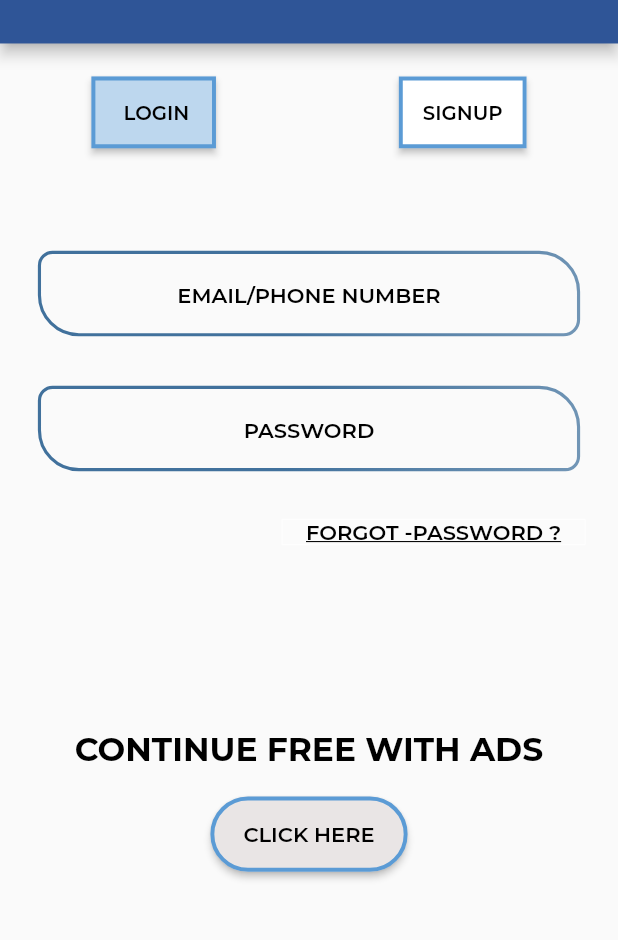
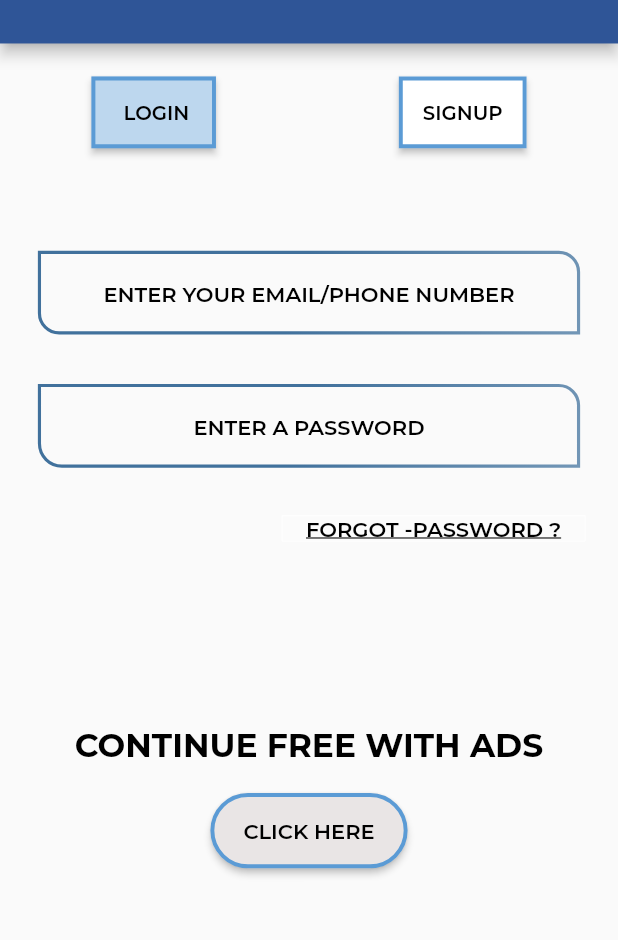
Before and after one commit to zolovio/lotto_grazer, a Flutter app: the screen it shows after launch, after a tap on "ENTER", on a phone screen of 412 x 824 dp, the part 64-1004 px from its top. Run offline on Flutter 3.47's test engine with Material 2 defaults, Android fonts, the phone set to English and light mode, and no system bars; our stand-ins replace cached_network_image, flutter_riverpod, flutter_screenutil, google_fonts, syncfusion_flutter_gauges; missing offline and left inert: flag, syncfusion_flutter_pdfviewer.

Commit message:
pages modified

```diff
--- a/lib/features/auth/ui/auth_ui.dart
+++ b/lib/features/auth/ui/auth_ui.dart
@@ -1,6 +1,8 @@
 import 'package:flutter/material.dart';
+import 'package:flutter_riverpod/flutter_riverpod.dart';
 import 'package:flutter_screenutil/flutter_screenutil.dart';
 import 'package:google_fonts/google_fonts.dart';
+import 'package:lotto_grazer/features/auth/ui/auth_ui_vm.dart';
 import 'package:lotto_grazer/res/colors.dart';
 import 'package:lotto_grazer/res/components/custom_appbar.dart';
 import 'package:lotto_grazer/res/components/custom_button.dart';
@@ -8,15 +10,14 @@ import 'package:lotto_grazer/res/components/custom_formfield.dart';
 import 'package:lotto_grazer/utils/routes/routes_names.dart';
 import 'package:lotto_grazer/utils/utils.dart';
 
-class LoginUi extends StatefulWidget {
-  const LoginUi({super.key});
+class AuthUi extends StatefulWidget {
+  const AuthUi({super.key});
 
   @override
-  State<LoginUi> createState() => _LoginUiState();
+  State<AuthUi> createState() => _AuthUiState();
 }
 
-class _LoginUiState extends State<LoginUi> {
-  final ValueNotifier<bool> islogin = ValueNotifier(false);
+class _AuthUiState extends State<AuthUi> {
   final TextEditingController _name = TextEditingController();
   final TextEditingController _email = TextEditingController();
   final TextEditingController _password = TextEditingController();
@@ -54,9 +55,9 @@ class _LoginUiState extends State<LoginUi> {
           preferredSize: Size(Utils.width(context) * 1, 60.h),
           child: const CustomAppBar(),
         ),
-        body: ValueListenableBuilder(
-            valueListenable: islogin,
-            builder: (context, val, _) {
+        body: Consumer(builder: (context, ref, _) {
+          final vm = ref.watch(authUiVmVmProvider);
+
           return SingleChildScrollView(
             child: Column(
               mainAxisAlignment: MainAxisAlignment.start,
@@ -71,12 +72,13 @@ class _LoginUiState extends State<LoginUi> {
                       CustomButton(
                         title: ' LOGIN ',
                         onpress: () {
-                              islogin.value = !islogin.value;
+                          vm.setIsLogin(true);
+                          vm.setIsSignup(false);
                           // Navigator.of(context).pushNamed(RoutesName.login);
                         },
-                            bgColor: islogin.value
-                                ? AppColors.whiteColor
-                                : const Color(0xFFbdd7ee),
+                        bgColor: vm.isLogin
+                            ? const Color(0xFFbdd7ee)
+                            : AppColors.whiteColor,
                         fgColor: AppColors.blackColor,
                         bdColor: AppColors.blueColor,
                         btnwidth: 65.w,
@@ -89,12 +91,13 @@ class _LoginUiState extends State<LoginUi> {
                       CustomButton(
                         title: 'SIGNUP',
                         onpress: () {
-                              islogin.value = !islogin.value;
+                          vm.setIsSignup(true);
+                          vm.setIsLogin(false);
                           // Navigator.of(context).pushNamed(RoutesName.login);
                         },
-                            bgColor: !islogin.value
-                                ? AppColors.whiteColor
-                                : const Color(0xFFbdd7ee),
+                        bgColor: vm.isSignup
+                            ? const Color(0xFFbdd7ee)
+                            : AppColors.whiteColor,
                         fgColor: AppColors.blackColor,
                         bdColor: AppColors.blueColor,
                         btnwidth: 65.w,
@@ -110,9 +113,8 @@ class _LoginUiState extends State<LoginUi> {
                 SizedBox(
                   height: 25.h,
                 ),
-                    !islogin.value
-                        ? const Center()
-                        : Padding(
+                vm.isSignup
+                    ? Padding(
                         padding: EdgeInsets.symmetric(
                           horizontal: 30.sm,
                           vertical: 20.sm,
@@ -126,7 +128,7 @@ class _LoginUiState extends State<LoginUi> {
                             Utils.fieldFocusChange(
                                 context, nameFocusNode, emailFocusNode);
                           },
-                              bgColor: !islogin.value
+                          bgColor: vm.isSignup
                               ? AppColors.whiteColor
                               : const Color(0xFFbdd7ee),
                           fgColor: AppColors.blackColor,
@@ -144,37 +146,38 @@ class _LoginUiState extends State<LoginUi> {
                             Color(0xFF7296b6),
                           ],
                         ),
-                          ),
+                      )
+                    : const Center(),
                 Padding(
                   padding: EdgeInsets.symmetric(
                     horizontal: 30.sm,
                     vertical: 20.sm,
                   ),
                   child: CustomFormField(
-                        title: islogin.value
+                    title: vm.isLogin
                         ? 'ENTER YOUR EMAIL/PHONE NUMBER'
                         : 'EMAIL/PHONE NUMBER',
                     fieldcontroller: _email,
                     focusnode: emailFocusNode,
                     onchange: (val) {
-                          // islogin.value = !islogin.value;
+                      // vm.isLogin  =  vm.isSignup ;
                       // Navigator.of(context).pushNamed(RoutesName.login);
                     },
                     onsaved: (String? val) {
                       Utils.fieldFocusChange(
                           context, emailFocusNode, passwordFocusNode);
                     },
-                        bgColor: !islogin.value
+                    bgColor: vm.isSignup
                         ? AppColors.whiteColor
                         : const Color(0xFFbdd7ee),
                     fgColor: AppColors.blackColor,
                     // bdColor: AppColors.blueColor,
                     width: 420.w,
-                        height: islogin.value ? 45.h : 46.h,
-                        bottomRightRadius: islogin.value ? 0.0 : 10.0,
-                        bottomLeftRadius: islogin.value ? 15.r : 30.r,
-                        topLeftRadius: islogin.value ? 0.0 : 10.r,
-                        topRightRadius: islogin.value ? 15.r : 30.r,
+                    height: vm.isLogin ? 45.h : 46.h,
+                    bottomRightRadius: vm.isLogin ? 0.0 : 10.0,
+                    bottomLeftRadius: vm.isLogin ? 15.r : 30.r,
+                    topLeftRadius: vm.isLogin ? 0.0 : 10.r,
+                    topRightRadius: vm.isLogin ? 15.r : 30.r,
                     fontsize: 16.sp,
                     bdwidth: 2.4.w,
                     gradientcolors: const [
@@ -189,25 +192,25 @@ class _LoginUiState extends State<LoginUi> {
                     vertical: 20.sm,
                   ),
                   child: CustomFormField(
-                        title: islogin.value ? 'ENTER A PASSWORD' : 'PASSWORD',
+                    title: vm.isLogin ? 'ENTER A PASSWORD' : 'PASSWORD',
                     fieldcontroller: _password,
                     focusnode: passwordFocusNode,
                     onchange: (val) {},
                     onsaved: (String? val) {
-                          Utils.fieldFocusChange(context, passwordFocusNode,
-                              confirmpasswordFocusNode);
+                      Utils.fieldFocusChange(
+                          context, passwordFocusNode, confirmpasswordFocusNode);
                     },
-                        bgColor: !islogin.value
+                    bgColor: vm.isSignup
                         ? AppColors.whiteColor
                         : const Color(0xFFbdd7ee),
                     fgColor: AppColors.blackColor,
                     // bdColor: AppColors.blueColor,
                     width: 420.w,
-                        height: islogin.value ? 45.h : 46.h,
-                        bottomRightRadius: islogin.value ? 0.0 : 10.r,
-                        bottomLeftRadius: islogin.value ? 15.0 : 30.r,
-                        topLeftRadius: islogin.value ? 0.0 : 10.r,
-                        topRightRadius: islogin.value ? 15.r : 30.r,
+                    height: vm.isLogin ? 45.h : 46.h,
+                    bottomRightRadius: vm.isLogin ? 0.0 : 10.r,
+                    bottomLeftRadius: vm.isLogin ? 15.0 : 30.r,
+                    topLeftRadius: vm.isLogin ? 0.0 : 10.r,
+                    topRightRadius: vm.isLogin ? 15.r : 30.r,
                     fontsize: 16.sp,
                     bdwidth: 2.4.w,
                     gradientcolors: const [
@@ -216,9 +219,8 @@ class _LoginUiState extends State<LoginUi> {
                     ],
                   ),
                 ),
-                    !islogin.value
-                        ? const Center()
-                        : Padding(
+                vm.isSignup
+                    ? Padding(
                         padding: EdgeInsets.symmetric(
                           horizontal: 30.sm,
                           vertical: 20.sm,
@@ -234,7 +236,7 @@ class _LoginUiState extends State<LoginUi> {
                                 confirmpasswordFocusNode,
                                 confirmpasswordFocusNode);
                           },
-                              bgColor: !islogin.value
+                          bgColor: vm.isSignup
                               ? AppColors.whiteColor
                               : const Color(0xFFbdd7ee),
                           fgColor: AppColors.blackColor,
@@ -252,10 +254,10 @@ class _LoginUiState extends State<LoginUi> {
                             Color(0xFF7296b6),
                           ],
                         ),
-                          ),
-                    !islogin.value
-                        ? const Center()
-                        : Padding(
+                      )
+                    : const Center(),
+                vm.isSignup
+                    ? Padding(
                         padding: EdgeInsets.symmetric(
                           horizontal: 30.sm,
                           vertical: 20.sm,
@@ -266,10 +268,10 @@ class _LoginUiState extends State<LoginUi> {
                           fieldcontroller: _country,
                           onchange: (val) {},
                           onsaved: (String? val) {
-                                Utils.fieldFocusChange(context,
-                                    countryFocusNode, countryFocusNode);
+                            Utils.fieldFocusChange(
+                                context, countryFocusNode, countryFocusNode);
                           },
-                              bgColor: !islogin.value
+                          bgColor: vm.isSignup
                               ? AppColors.whiteColor
                               : const Color(0xFFbdd7ee),
                           fgColor: AppColors.blackColor,
@@ -287,10 +289,10 @@ class _LoginUiState extends State<LoginUi> {
                             Color(0xFF7296b6),
                           ],
                         ),
-                          ),
-                    islogin.value
-                        ? const Center()
-                        : Align(
+                      )
+                    : const Center(),
+                vm.isLogin
+                    ? Align(
                         alignment: Alignment.centerRight,
                         child: Padding(
                           padding: EdgeInsets.symmetric(
@@ -300,7 +302,7 @@ class _LoginUiState extends State<LoginUi> {
                           child: CustomButton(
                             title: 'FORGOT -PASSWORD ?',
                             onpress: () {
-                                  // islogin.value = !islogin.value;
+                              // vm.isLogin  =  vm.isSignup ;
                               // Navigator.of(context).pushNamed(RoutesName.login);
                             },
                             elevation: 0.0,
@@ -316,15 +318,15 @@ class _LoginUiState extends State<LoginUi> {
                             bdwidth: 0.0,
                           ),
                         ),
-                          ),
-                    islogin.value
-                        ? const Center()
-                        : SizedBox(
+                      )
+                    : const Center(),
+                vm.isLogin
+                    ? SizedBox(
                         height: 90.h,
-                          ),
-                    islogin.value
-                        ? const Center()
-                        : Text(
+                      )
+                    : const Center(),
+                vm.isLogin
+                    ? Text(
                         'CONTINUE FREE WITH ADS',
                         style: GoogleFonts.montserrat(
                             fontWeight: FontWeight.w700,
@@ -332,22 +334,39 @@ class _LoginUiState extends State<LoginUi> {
                             fontSize: 25.sp,
                             wordSpacing: 0,
                             textBaseline: TextBaseline.alphabetic,
-                                textStyle:
-                                    Theme.of(context).textTheme.headline4),
-                          ),
-                    !islogin.value
+                            textStyle: Theme.of(context).textTheme.headline4),
+                      )
+                    : const Center(),
+                vm.isSignup
                     ? SizedBox(
-                            height: 15.h,
+                        height: 20.h,
                       )
                     : SizedBox(
-                            height: 20.h,
+                        height: 15.h,
                       ),
-                    !islogin.value
+                vm.isSignup
                     ? CustomButton(
+                        title: 'SIGNUP',
+                        onpress: () {
+                          Navigator.of(context).pushNamed(RoutesName.dashboard);
+                        },
+                        bgColor: Colors.grey.withOpacity(0.05),
+                        fgColor: AppColors.blackColor,
+                        bdColor: AppColors.blackColor,
+                        btnwidth: 150.w,
+                        btnheight: 42.h,
+                        bottomRightRadius: 5.r,
+                        bottomLeftRadius: 5.r,
+                        topLeftRadius: 5.r,
+                        topRightRadius: 5.r,
+                        fontsize: 16.sp,
+                        fontweight: FontWeight.w600,
+                        bdwidth: 3.w,
+                      )
+                    : CustomButton(
                         title: 'CLICK HERE',
                         onpress: () {
-                              Navigator.of(context)
-                                  .pushNamed(RoutesName.dashboard);
+                          Navigator.of(context).pushNamed(RoutesName.dashboard);
                         },
                         bgColor: const Color.fromARGB(255, 233, 229, 229),
                         fgColor: AppColors.blackColor,
@@ -358,25 +377,6 @@ class _LoginUiState extends State<LoginUi> {
                         bottomLeftRadius: 30.sm,
                         topLeftRadius: 30.sm,
                         topRightRadius: 30.sm,
-                            fontsize: 16.sp,
-                            fontweight: FontWeight.w600,
-                            bdwidth: 3.w,
-                          )
-                        : CustomButton(
-                            title: 'SIGNUP',
-                            onpress: () {
-                              Navigator.of(context)
-                                  .pushNamed(RoutesName.dashboard);
-                            },
-                            bgColor: Colors.grey.withOpacity(0.05),
-                            fgColor: AppColors.blackColor,
-                            bdColor: AppColors.blackColor,
-                            btnwidth: 150.w,
-                            btnheight: 42.h,
-                            bottomRightRadius: 5.r,
-                            bottomLeftRadius: 5.r,
-                            topLeftRadius: 5.r,
-                            topRightRadius: 5.r,
                         fontsize: 16.sp,
                         fontweight: FontWeight.w600,
                         bdwidth: 3.w,
--- /dev/null
+++ b/lib/features/auth/ui/auth_ui_vm.dart
@@ -0,0 +1,26 @@
+import 'package:flutter/material.dart';
+import 'package:flutter_riverpod/flutter_riverpod.dart';
+
+final authUiVmVmProvider =
+    ChangeNotifierProvider.autoDispose<AuthUiVmVm>((ref) {
+  return AuthUiVmVm();
+});
+
+class AuthUiVmVm extends ChangeNotifier {
+  bool _isLogin = true;
+  bool get isLogin => _isLogin;
+  void setIsLogin(val) {
+    _isLogin = val;
+    notifyListeners();
+  }
+
+  bool _isSignup = false;
+  bool get isSignup => _isSignup;
+  void setIsSignup(val) {
+    _isSignup = val;
+    notifyListeners();
+  }
+
+  void onLogin() {}
+  void onSignUp() {}
+}
--- a/lib/features/language/language_ui.dart
+++ b/lib/features/language/language_ui.dart
@@ -1,7 +1,9 @@
 import 'package:flag/flag.dart';
 import 'package:flutter/material.dart';
+import 'package:flutter_riverpod/flutter_riverpod.dart';
 import 'package:flutter_screenutil/flutter_screenutil.dart';
 import 'package:google_fonts/google_fonts.dart';
+import 'package:lotto_grazer/features/language/language_ui_vm.dart';
 import 'package:lotto_grazer/res/colors.dart';
 import 'package:lotto_grazer/res/components/custom_button.dart';
 import 'package:lotto_grazer/res/components/custom_container.dart';
@@ -16,8 +18,6 @@ class LanguageUi extends StatefulWidget {
 }
 
 class _LanguageUiState extends State<LanguageUi> {
-  final ValueNotifier<List<bool>> _isSelected =
-      ValueNotifier<List<bool>>([false, false, false]);
   @override
   Widget build(BuildContext context) {
     print('build');
@@ -27,7 +27,9 @@ class _LanguageUiState extends State<LanguageUi> {
         child: Scaffold(
           body: Center(
             child: SingleChildScrollView(
-              child: Column(
+              child: Consumer(builder: (context, ref, _) {
+                final vm = ref.watch(languageUiVmVmProvider);
+                return Column(
                   mainAxisAlignment: MainAxisAlignment.spaceEvenly,
                   children: [
                     Container(
@@ -58,29 +60,26 @@ class _LanguageUiState extends State<LanguageUi> {
                     SizedBox(
                       height: 50.h,
                     ),
-                  ValueListenableBuilder(
-                      valueListenable: _isSelected,
-                      builder: (context, val, _) {
-                        return ToggleButtons(
-                          // borderColor: AppColors.whiteColor.withOpacity(0.1),
+                    ToggleButtons(
                       fillColor: AppColors.whiteColor.withOpacity(0.1),
                       renderBorder: false,
                       onPressed: ((index) {
-                            _isSelected.value.setAll(0, [false, false, false]);
-                            _isSelected.value[index] =
-                                !_isSelected.value[index];
-                            print(val);
-                            _isSelected.notifyListeners();
-                            // setState(() {});
+                        vm.setIsSelected(false, 0);
+                        vm.setIsSelected(false, 1);
+                        vm.setIsSelected(false, 2);
+                        vm.setIsSelected(true, index);
+                        // _isSelected.value.setAll(0, [false, false, false]);
+                        // _isSelected.value[index] =
+                        //     !_isSelected.value[index];
                       }),
-                          isSelected: val,
+                      isSelected: vm.isSelected,
                       verticalDirection: VerticalDirection.down,
                       direction: Axis.vertical,
                       selectedColor: AppColors.darkBlueColor,
                       children: [
                         CustomContainer(
                             title: 'ENGLISH',
-                                bgColor: val[0]
+                            bgColor: vm.isSelected[0]
                                 ? AppColors.darkBlueColor
                                 : AppColors.blueColor,
                             fgColor: AppColors.whiteColor,
@@ -100,7 +99,7 @@ class _LanguageUiState extends State<LanguageUi> {
                         ),
                         CustomContainer(
                             title: 'FRENCH',
-                                bgColor: val[2]
+                            bgColor: vm.isSelected[2]
                                 ? AppColors.darkBlueColor
                                 : AppColors.blueColor,
                             fgColor: AppColors.whiteColor,
@@ -116,16 +115,13 @@ class _LanguageUiState extends State<LanguageUi> {
                             topLeftRadius: 10.r,
                             fontsize: 18.sp),
                       ],
-                        );
-                      }),
+                    ),
                     SizedBox(
                       height: 60.h,
                     ),
                     CustomButton(
                       title: 'ENTER',
-                    onpress: () {
-                      Navigator.of(context).pushNamed(RoutesName.login);
-                    },
+                      onpress: () => vm.onEnter(context),
                       bgColor: AppColors.blackColor,
                       fgColor: AppColors.whiteColor,
                       bdColor: AppColors.darkBlueColor,
@@ -137,7 +133,8 @@ class _LanguageUiState extends State<LanguageUi> {
                       bdwidth: 3.r,
                     ),
                   ],
-              ),
+                );
+              }),
             ),
           ),
         ),
--- /dev/null
+++ b/lib/features/language/language_ui_vm.dart
@@ -0,0 +1,21 @@
+import 'package:flutter/material.dart';
+import 'package:flutter_riverpod/flutter_riverpod.dart';
+import 'package:lotto_grazer/utils/routes/routes_names.dart';
+
+final languageUiVmVmProvider =
+    ChangeNotifierProvider.autoDispose<LanguageUiVmVm>((ref) {
+  return LanguageUiVmVm();
+});
+
+class LanguageUiVmVm extends ChangeNotifier {
+  final List<bool> _isSelected = [false, false,false];
+  List<bool> get isSelected => _isSelected;
+  void setIsSelected(val, i) {
+    _isSelected[i] = val;
+    notifyListeners();
+  }
+
+  void onEnter(BuildContext context) {
+    Navigator.of(context).pushNamed(RoutesName.login);
+  }
+}
--- a/lib/features/overdue_number/overdue_numbers_ui.dart
+++ b/lib/features/overdue_number/overdue_numbers_ui.dart
@@ -114,7 +114,17 @@ class _OverdueNumbersUiState extends State<OverdueNumbersUi> {
           preferredSize: Size(Utils.width(context) * 1, 60.h),
           child: const CustomAppBar(),
         ),
-        body: ListView(
+        body: Consumer(builder: (context, ref, _) {
+          final vm = ref.watch(overduenumbersVmProvider);
+          tablerows.clear();
+          tablerows.add(tableheader);
+          for (var i = 0; i < vm.numbers.length; i++) {
+            tablerows.add(rowgenerator(
+                titleCol1: '${i + 1}',
+                titleCol2: vm.numbers[i].toString(),
+                titleCol3: vm.drawDelayFrequency[i].toString()));
+          }
+          return ListView(
             children: [
               Stack(
                 alignment: Alignment.center,
@@ -144,7 +154,8 @@ class _OverdueNumbersUiState extends State<OverdueNumbersUi> {
                 width: Utils.width(context) * 0.07,
                 bgColor: AppColors.whiteColor.withOpacity(0.1),
                 child: Padding(
-                padding: EdgeInsets.symmetric(horizontal: 20.w, vertical: 10.h),
+                  padding:
+                      EdgeInsets.symmetric(horizontal: 20.w, vertical: 10.h),
                   child: Row(
                       mainAxisAlignment: MainAxisAlignment.spaceBetween,
                       children: [
@@ -163,17 +174,7 @@ class _OverdueNumbersUiState extends State<OverdueNumbersUi> {
                       ]),
                 ),
               ),
-            Consumer(builder: (context, ref, _) {
-              final vm = ref.watch(overduenumbersVmProvider);
-              tablerows.clear();
-              tablerows.add(tableheader);
-              for (var i = 0; i < vm.numbers.length; i++) {
-                tablerows.add(rowgenerator(
-                    titleCol1: '${i + 1}',
-                    titleCol2: vm.numbers[i].toString(),
-                    titleCol3: vm.drawDelayFrequency[i].toString()));
-              }
-              return Table(
+              Table(
                 columnWidths: const {
                   0: FlexColumnWidth(1),
                   1: FlexColumnWidth(4),
@@ -184,8 +185,7 @@ class _OverdueNumbersUiState extends State<OverdueNumbersUi> {
                   width: 2.w,
                 ),
                 children: tablerows,
-              );
-            }),
+              ),
               const CustomcatContainer(title: 'NL BONANZA'),
               const CustomViewContainer(
                 draw: 973,
@@ -202,7 +202,8 @@ class _OverdueNumbersUiState extends State<OverdueNumbersUi> {
                 date: '13/06/2022',
               ),
             ],
-        ),
+          );
+        }),
       ),
     );
   }
--- a/lib/utils/routes/routes.dart
+++ b/lib/utils/routes/routes.dart
@@ -26,7 +26,7 @@ class Routes {
             builder: (BuildContext context) => const LanguageUi());
       case RoutesName.login:
         return MaterialPageRoute(
-            builder: (BuildContext context) => const LoginUi());
+            builder: (BuildContext context) => const AuthUi());
       case RoutesName.dashboard:
         return MaterialPageRoute(
             builder: (BuildContext context) => const Dashboard());
```
Lines whose indentation alone changed are shown as unchanged.
